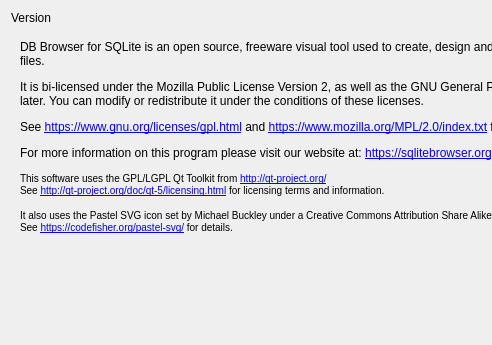
sqlitebrowser/sqlitebrowser, file src/AboutDialog.ui: the form before one commit; both pictures show x 0 to 492 and y 0 to 345 of the 653 by 502 pixel window.
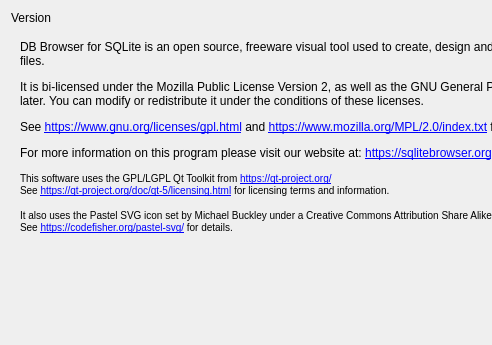
The form after the commit. Icons and pictures are not drawn.

Commit message: Replace http://qt-project.org/ with https://qt-project.org/

Patch:
```diff
--- a/src/AboutDialog.ui
+++ b/src/AboutDialog.ui
@@ -87,7 +87,7 @@
        <item>
         <widget class="QLabel" name="label">
          <property name="text">
-          <string>&lt;html&gt;&lt;head/&gt;&lt;body&gt;&lt;p&gt;DB Browser for SQLite is an open source, freeware visual tool used to create, design and edit SQLite database files.&lt;/p&gt;&lt;p&gt;It is bi-licensed under the Mozilla Public License Version 2, as well as the GNU General Public License Version 3 or later. You can modify or redistribute it under the conditions of these licenses.&lt;/p&gt;&lt;p&gt;See &lt;a href=&quot;https://www.gnu.org/licenses/gpl.html&quot;&gt;https://www.gnu.org/licenses/gpl.html&lt;/a&gt; and &lt;a href=&quot;https://www.mozilla.org/MPL/2.0/index.txt&quot;&gt;https://www.mozilla.org/MPL/2.0/index.txt&lt;/a&gt; for details.&lt;/p&gt;&lt;p&gt;For more information on this program please visit our website at: &lt;a href=&quot;https://sqlitebrowser.org&quot;&gt;https://sqlitebrowser.org&lt;/a&gt;&lt;/p&gt;&lt;p&gt;&lt;span style=&quot; font-size:small;&quot;&gt;This software uses the GPL/LGPL Qt Toolkit from &lt;/span&gt;&lt;a href=&quot;http://qt-project.org/&quot;&gt;&lt;span style=&quot; font-size:small;&quot;&gt;http://qt-project.org/&lt;/span&gt;&lt;/a&gt;&lt;span style=&quot; font-size:small;&quot;&gt;&lt;br/&gt;See &lt;/span&gt;&lt;a href=&quot;http://qt-project.org/doc/qt-5/licensing.html&quot;&gt;&lt;span style=&quot; font-size:small;&quot;&gt;http://qt-project.org/doc/qt-5/licensing.html&lt;/span&gt;&lt;/a&gt;&lt;span style=&quot; font-size:small;&quot;&gt; for licensing terms and information.&lt;/span&gt;&lt;/p&gt;&lt;p&gt;&lt;span style=&quot; font-size:small;&quot;&gt;It also uses the Pastel SVG icon set by Michael Buckley under a Creative Commons
+          <string>&lt;html&gt;&lt;head/&gt;&lt;body&gt;&lt;p&gt;DB Browser for SQLite is an open source, freeware visual tool used to create, design and edit SQLite database files.&lt;/p&gt;&lt;p&gt;It is bi-licensed under the Mozilla Public License Version 2, as well as the GNU General Public License Version 3 or later. You can modify or redistribute it under the conditions of these licenses.&lt;/p&gt;&lt;p&gt;See &lt;a href=&quot;https://www.gnu.org/licenses/gpl.html&quot;&gt;https://www.gnu.org/licenses/gpl.html&lt;/a&gt; and &lt;a href=&quot;https://www.mozilla.org/MPL/2.0/index.txt&quot;&gt;https://www.mozilla.org/MPL/2.0/index.txt&lt;/a&gt; for details.&lt;/p&gt;&lt;p&gt;For more information on this program please visit our website at: &lt;a href=&quot;https://sqlitebrowser.org&quot;&gt;https://sqlitebrowser.org&lt;/a&gt;&lt;/p&gt;&lt;p&gt;&lt;span style=&quot; font-size:small;&quot;&gt;This software uses the GPL/LGPL Qt Toolkit from &lt;/span&gt;&lt;a href=&quot;https://qt-project.org/&quot;&gt;&lt;span style=&quot; font-size:small;&quot;&gt;https://qt-project.org/&lt;/span&gt;&lt;/a&gt;&lt;span style=&quot; font-size:small;&quot;&gt;&lt;br/&gt;See &lt;/span&gt;&lt;a href=&quot;https://qt-project.org/doc/qt-5/licensing.html&quot;&gt;&lt;span style=&quot; font-size:small;&quot;&gt;https://qt-project.org/doc/qt-5/licensing.html&lt;/span&gt;&lt;/a&gt;&lt;span style=&quot; font-size:small;&quot;&gt; for licensing terms and information.&lt;/span&gt;&lt;/p&gt;&lt;p&gt;&lt;span style=&quot; font-size:small;&quot;&gt;It also uses the Pastel SVG icon set by Michael Buckley under a Creative Commons
 Attribution Share Alike 4.0 license.&lt;br/&gt;See &lt;/span&gt;&lt;a href=&quot;https://codefisher.org/pastel-svg/&quot;&gt;&lt;span style=&quot; font-size:small;&quot;&gt;https://codefisher.org/pastel-svg/&lt;/span&gt;&lt;/a&gt;&lt;span style=&quot; font-size:small;&quot;&gt; for details.&lt;/span&gt;&lt;/p&gt;&lt;/body&gt;&lt;/html&gt;</string>
          </property>
          <property name="alignment">
```
The commit also changes 20 other files.
